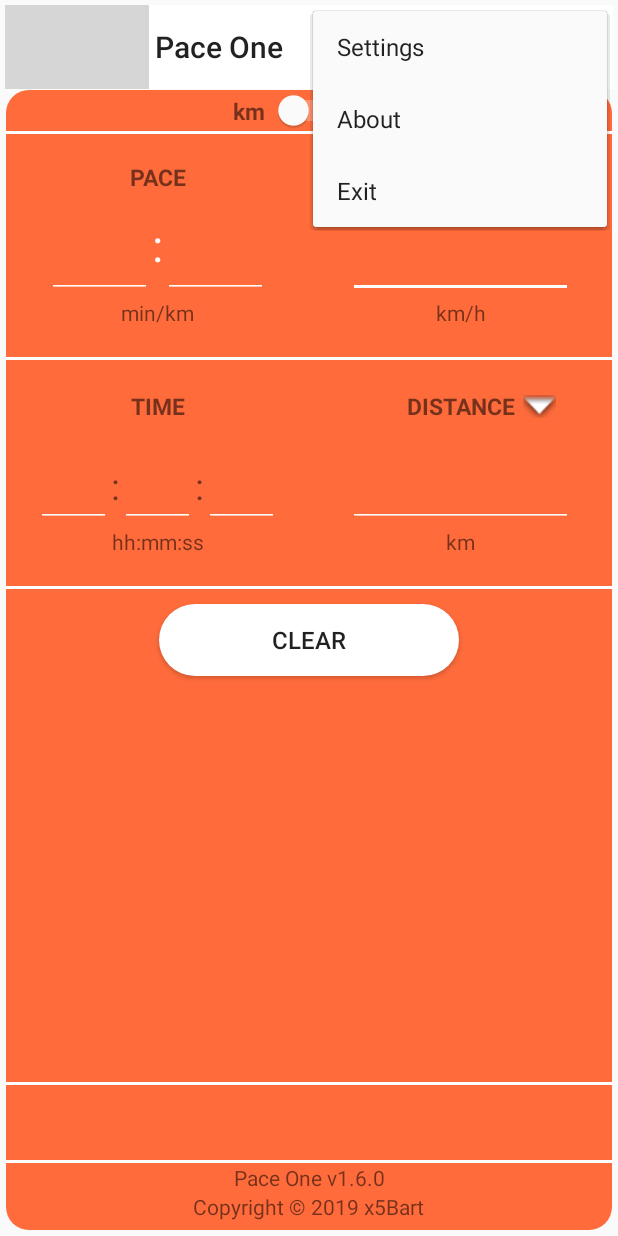
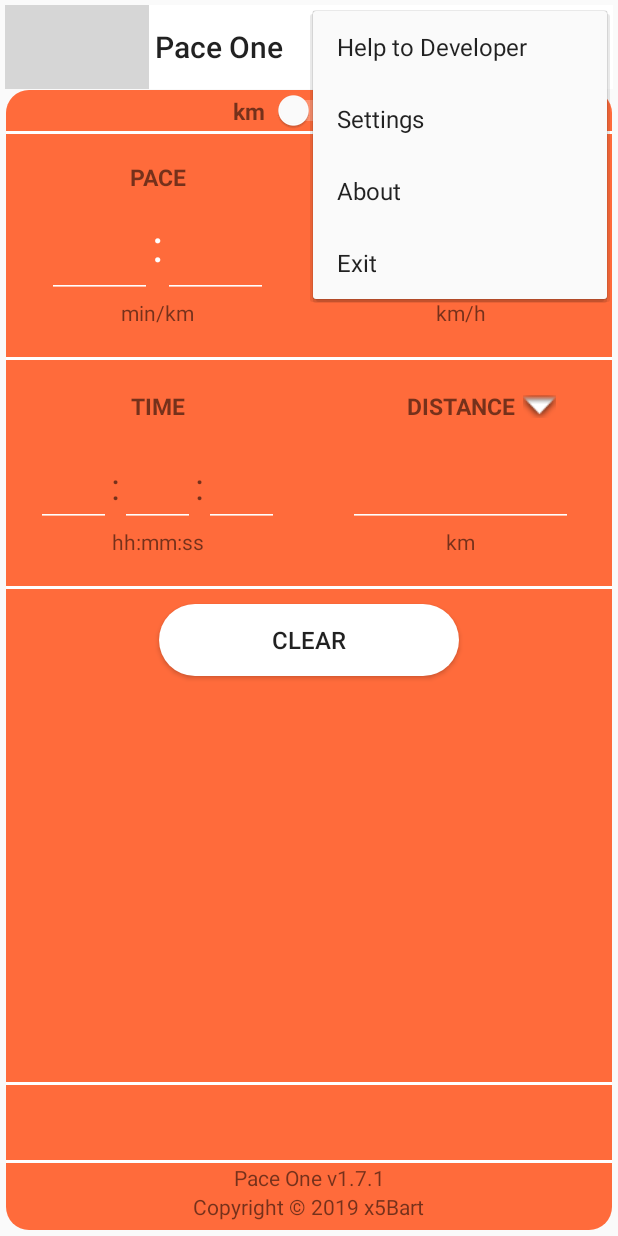
Before and after one commit to x5bart/PaceOne, an Android app: the screen it shows after launch (MainActivity), with the options menu open, on a phone screen of 412 x 824 dp. Run offline under Robolectric (Android 15) with nearby library versions, the phone set to English and light mode, and no system bars; libraries missing offline, so code that uses them is left out: com.yandex.mobile; plain views replace AdView; Roboto replaces fonts that are not available here; 4 statements that could not run were skipped; grey boxes are pictures that could not be loaded.

Commit message:
add analytic add "Help to Developer"

```diff
--- a/app/src/main/java/com/x5bart_soft/paceone/Fragment1.kt
+++ b/app/src/main/java/com/x5bart_soft/paceone/Fragment1.kt
@@ -87,7 +87,7 @@ class Fragment1 : Fragment() {
 
 
         etID = 0
-        btnSegment.isVisible = false
+        btnSegment.visibility = View.GONE
         visible()
 
 
@@ -624,7 +624,7 @@ class Fragment1 : Fragment() {
     }
 
     private fun visible() {
-        if (etKm != 0.0 && time != 0 && etCalcKm != 0.0) btnSegment.isVisible = true
+        if (etKm != 0.0 && time != 0 && etCalcKm != 0.0) btnSegment.visibility = View.VISIBLE
     }
 
     private fun clear() {
@@ -642,7 +642,7 @@ class Fragment1 : Fragment() {
         etCalcDistM.setText("")
         etCalcDistS.setText("")
         etCalcKmh.setText("")
-        btnSegment.isVisible = false
+        btnSegment.visibility = View.GONE
         when (etID) {
             1 -> {
                 etPaceM.requestFocus()
--- a/app/src/main/java/com/x5bart_soft/paceone/MainActivity.kt
+++ b/app/src/main/java/com/x5bart_soft/paceone/MainActivity.kt
@@ -8,11 +8,18 @@ import android.view.MenuItem
 import androidx.appcompat.app.AppCompatActivity
 import androidx.appcompat.widget.Toolbar
 import androidx.core.app.ActivityCompat
+import com.google.firebase.analytics.FirebaseAnalytics
+import com.yandex.mobile.ads.AdRequest
+import com.yandex.mobile.ads.InterstitialAd
+import com.yandex.mobile.ads.InterstitialEventListener
 import java.util.*
+
+const val BLOCK_ID = "adf-326819/1077574"
 
 
 class MainActivity : AppCompatActivity() {
     val LOG = "MLOG"
+    private lateinit var firebaseAnalytics: FirebaseAnalytics
 
     companion object {
 
@@ -36,6 +43,13 @@ class MainActivity : AppCompatActivity() {
         loaded()
         super.onCreate(savedInstanceState)
         setContentView(R.layout.activity_main)
+
+        firebaseAnalytics = FirebaseAnalytics.getInstance(this)
+        val bundle = Bundle()
+        bundle.putString(FirebaseAnalytics.Param.ITEM_ID, "id")
+        bundle.putString(FirebaseAnalytics.Param.ITEM_NAME, "name")
+        bundle.putString(FirebaseAnalytics.Param.CONTENT_TYPE, "image")
+        firebaseAnalytics.logEvent(FirebaseAnalytics.Event.SELECT_CONTENT, bundle)
 
 
         val locale = Locale.getDefault()
@@ -61,6 +75,7 @@ class MainActivity : AppCompatActivity() {
 
     override fun onOptionsItemSelected(item: MenuItem): Boolean {
         when (item.itemId) {
+            R.id.helpToDev -> onInterstitialLoaded()
             R.id.setting -> {
                 val frg = Settings()
                 val ft = supportFragmentManager.beginTransaction()
@@ -72,7 +87,9 @@ class MainActivity : AppCompatActivity() {
                 val dialog = AboutDialog()
                 dialog.show(supportFragmentManager, "About")
             }
-            R.id.exit -> finish()
+            R.id.exit -> {
+                finish()
+            }
         }
         return super.onOptionsItemSelected(item)
     }
@@ -91,5 +108,19 @@ class MainActivity : AppCompatActivity() {
         FLAG_MILE_TO_KM = sPref.getInt(APP_MILE_TO_KM, 0)
     }
 
+    private fun onInterstitialLoaded() {
+
+        val mInterstitialAd = InterstitialAd(this)
+        mInterstitialAd.blockId = BLOCK_ID
+        val adRequest = AdRequest.Builder().build()
+        mInterstitialAd.interstitialEventListener =
+            object : InterstitialEventListener.SimpleInterstitialEventListener() {
+                override fun onInterstitialLoaded() {
+                    mInterstitialAd.show()
+                    super.onInterstitialLoaded()
+                }
+            }
+        mInterstitialAd.loadAd(adRequest);
+    }
 
 }
--- a/app/src/main/java/com/x5bart_soft/paceone/Settings.kt
+++ b/app/src/main/java/com/x5bart_soft/paceone/Settings.kt
@@ -65,6 +65,7 @@ class Settings : Fragment() {
         ivDistanse.setOnClickListener{
             showPopupDist(tvDistance2)
         }
+
     }
 
 
@@ -152,4 +153,6 @@ class Settings : Fragment() {
         translate()
         super.onConfigurationChanged(newConfig)
     }
+
+
 }
--- a/app/src/main/res/menu/menu.xml
+++ b/app/src/main/res/menu/menu.xml
@@ -3,6 +3,10 @@
     xmlns:app="http://schemas.android.com/apk/res-auto"
     android:layout_width="match_parent"
     android:layout_height="match_parent">
+    <item
+        android:id="@+id/helpToDev"
+        android:title="@string/help_to_developer"
+        app:showAsAction="collapseActionView" />
     <item
         android:id="@+id/setting"
         android:title="@string/settings"
--- a/app/src/main/res/values/strings.xml
+++ b/app/src/main/res/values/strings.xml
@@ -1,5 +1,5 @@
 <resources>
-    <string name="version" translatable="false">Pace One v1.6.0</string>
+    <string name="version" translatable="false">Pace One v1.7.1</string>
     <string name="copyright" translatable="false">Copyright © 2019 x5Bart</string>
     <string name="negative_and_positive_splits">Negative and positive splits</string>
     <string name="app_name" translatable="false">Pace One</string>
@@ -52,6 +52,7 @@ The strategy of negative splitting has been documented in competitive running si
     <string name="english" translatable="false">English</string>
     <string name="russian" translatable="false">Русский</string>
     <string name="def">Default</string>
+    <string name="help_to_developer">Help to Developer</string>
 
     !-- TODO: Remove or change this placeholder text -->
 
```
Also changed, not shown: app/build.gradle (+8 -7 lines), 2 other files.
